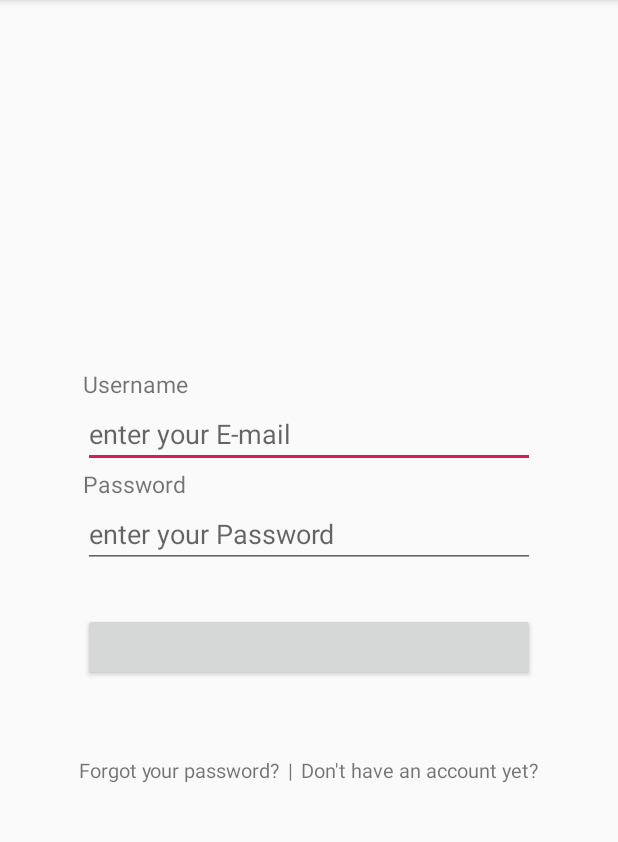
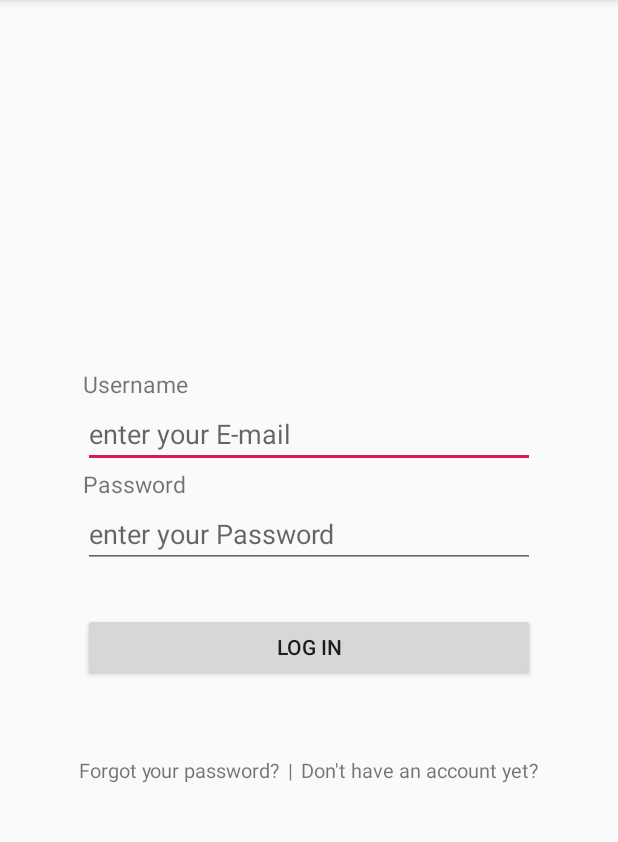
Before and after one commit to 16JunYS/FHV2ndHandProd, an Android app: the LoginActivity screen opened directly, with no data from a screen before it, on a phone screen of 412 x 824 dp, the part 84-926 px from its top. Run offline under Robolectric (Android 15) with nearby library versions, the phone set to English and light mode, and no system bars; our stand-ins replace Firebase (no records; nobody signed in at launch, a user with empty details on screens opened directly).

Commit message:
translate into Deutsch _v1 :login activity, register activity

```diff
--- a/app/src/main/res/layout/activity_login.xml
+++ b/app/src/main/res/layout/activity_login.xml
@@ -24,7 +24,7 @@
                 <TextView
                     android:layout_width="wrap_content"
                     android:layout_height="wrap_content"
-                    android:text="Username"
+                    android:text="@string/username"
                     android:textSize="15sp" />
 
                 <EditText
@@ -33,13 +33,13 @@
                     android:layout_height="wrap_content"
                     android:layout_weight="2"
                     android:ems="40"
-                    android:hint="enter your E-mail"
+                    android:hint="@string/enter_your_e_mail"
                     android:inputType="textEmailAddress" />
 
                 <TextView
                     android:layout_width="wrap_content"
                     android:layout_height="wrap_content"
-                    android:text="Password"
+                    android:text="@string/password"
                     android:textSize="15sp" />
 
                 <EditText
@@ -48,7 +48,7 @@
                     android:layout_height="wrap_content"
                     android:layout_weight="2"
                     android:ems="40"
-                    android:hint="enter your Password"
+                    android:hint="@string/enter_your_password"
                     android:inputType="textPassword" />
             </LinearLayout>
 
@@ -63,7 +63,8 @@
                     android:layout_width="match_parent"
                     android:layout_height="45dp"
                     android:layout_weight="1"
-                    android:onClick="click_login" />
+                    android:onClick="click_login"
+                    android:text="@string/log_in" />
             </LinearLayout>
         </LinearLayout>
 
@@ -79,7 +80,7 @@
                 android:layout_height="wrap_content"
                 android:layout_weight="1"
                 android:onClick="click_forgot_pw"
-                android:text="Forgot your password?"
+                android:text="@string/forgot_your_password"
                 android:textSize="13sp" />
 
             <TextView
@@ -96,7 +97,7 @@
                 android:layout_height="wrap_content"
                 android:layout_weight="1"
                 android:onClick="click_register"
-                android:text="Don't have an account yet?"
+                android:text="@string/don_t_have_an_account_yet"
                 android:textSize="13sp" />
         </LinearLayout>
     </LinearLayout>
--- a/app/src/main/res/values/strings.xml
+++ b/app/src/main/res/values/strings.xml
@@ -1,3 +1,13 @@
 <resources>
     <string name="app_name">FHV2ndHandProd</string>
+    <string name="first_name">First Name</string>
+    <string name="last_name">Last Name</string>
+    <string name="password">Password</string>
+    <string name="register">Register</string>
+    <string name="username">Username</string>
+    <string name="enter_your_e_mail">enter your E-mail</string>
+    <string name="enter_your_password">enter your Password</string>
+    <string name="log_in">Log In</string>
+    <string name="forgot_your_password">Forgot your password?</string>
+    <string name="don_t_have_an_account_yet">Don\'t have an account yet?</string>
 </resources>
```
Also changed, not shown: app/src/main/java/com/example/fhv2ndhandprod/MainActivity.java (+7 -0 lines), app/src/main/res/layout/activity_register.xml (+5 -5 lines), 1 other file.
